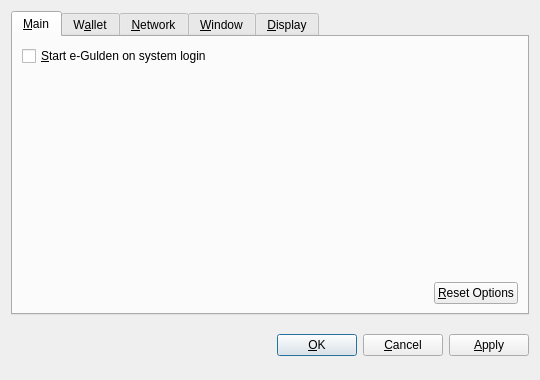
Above: src/qt/forms/optionsdialog.ui from nkpatro/catcoin before the change. Below: the same form after it.
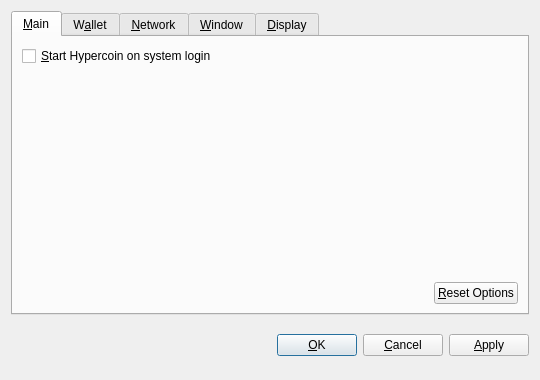
That is the form after the change. Custom widgets are drawn as their Qt base class.

What changed in the file:
```diff
--- a/src/qt/forms/optionsdialog.ui
+++ b/src/qt/forms/optionsdialog.ui
@@ -36,7 +36,7 @@
           <string>Automatically start e-Gulden after logging in to the system.</string>
          </property>
          <property name="text">
-          <string>&amp;Start e-Gulden on system login</string>
+          <string>&amp;Start Hypercoin on system login</string>
          </property>
         </widget>
        </item>
```
Left out of the diff: 10 changed lines with no effect on the pictures.
